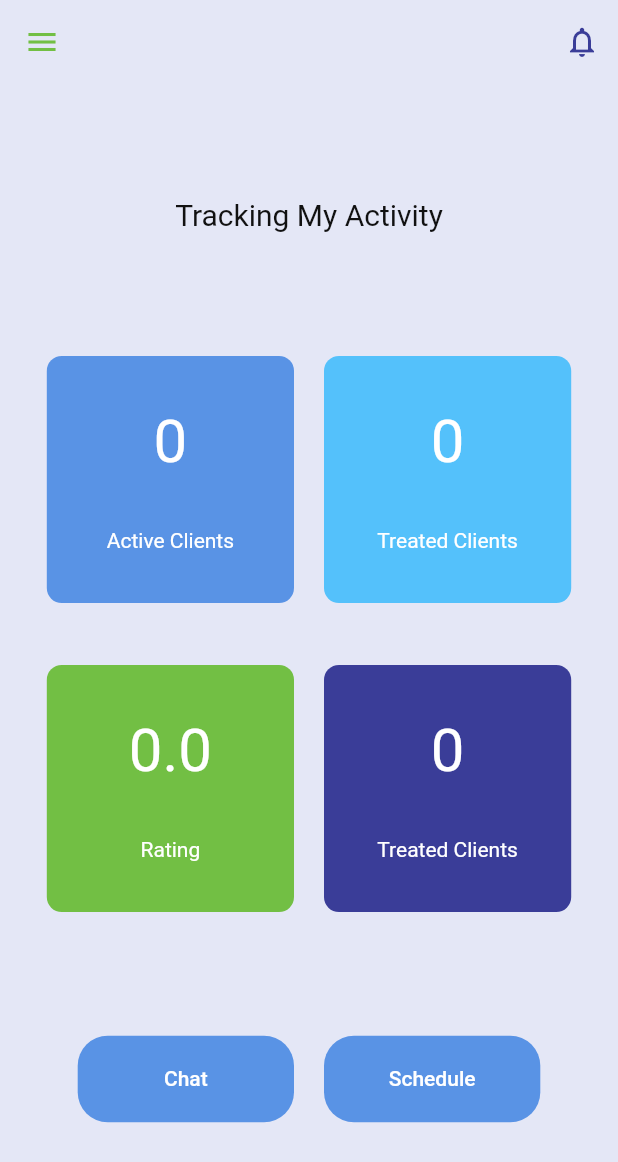
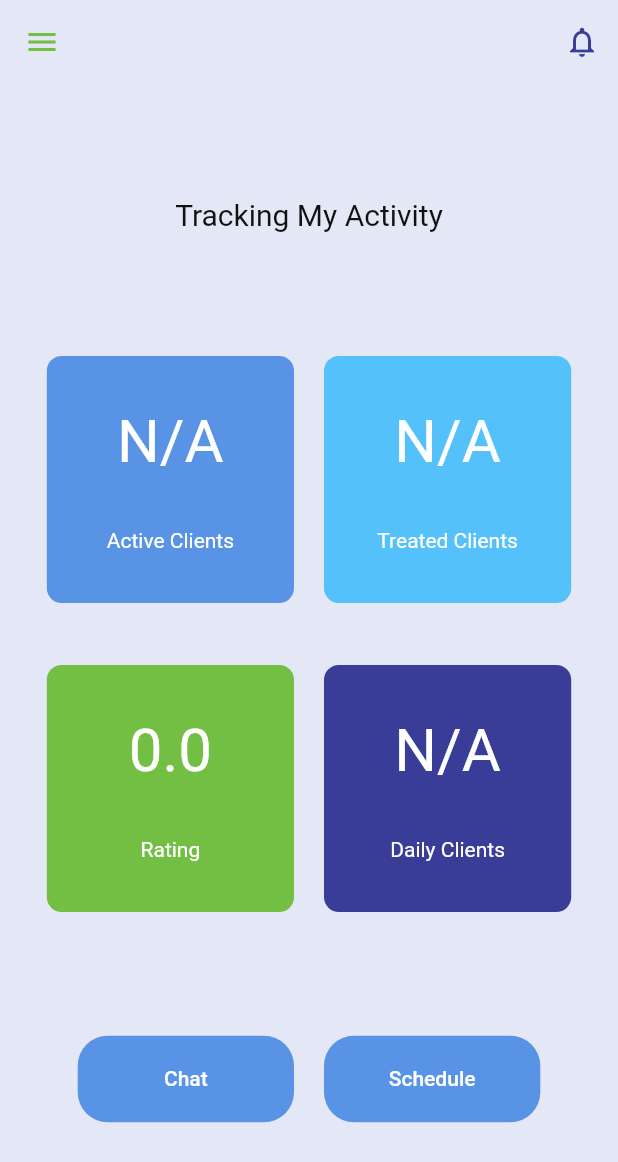
Before and after one commit to Emanuel-js/HealTalkDoctor, a Flutter app: the DoctorHomePage screen opened directly, on a phone screen of 412 x 824 dp. Shown: the top 1162 px of the screen. Run offline on Flutter 3.47's test engine with Material 2 defaults, Android fonts, the phone set to English and light mode, and no system bars; our stand-ins replace cloud_firestore, convex_bottom_bar, date_field, firebase_auth, firebase_core, firebase_storage and 4 more; missing offline and left inert: gender_picker, smart_select; accounts and stored records are empty; network calls fail; statements that could not run were skipped.

Commit message:
final update 1

```diff
--- a/lib/Screen/AdminScreen/AdminHomeScreen.dart
+++ b/lib/Screen/AdminScreen/AdminHomeScreen.dart
@@ -7,8 +7,8 @@ class AdminHomeScreen extends StatelessWidget {
     final doctor = Provider.of<List<Doctor>>(context);
     final patient = Provider.of<List<Patient>>(context);
     Map<String, double> usersdataMap = {
-      "Doctors": doctor?.length.toDouble(),
-      "Patients": patient?.length.toDouble(),
+      "Doctors": doctor?.length?.toDouble(),
+      "Patients": patient?.length?.toDouble(),
       // "Admins": userslist[0].admins,
     };
 
--- a/lib/Screen/AdminScreen/AdminNotification.dart
+++ b/lib/Screen/AdminScreen/AdminNotification.dart
@@ -10,7 +10,7 @@ class _AdminNotificationState extends State<AdminNotification> {
   int _currentIndex = 0;
   final List<Widget> _children = [
     AdminNewdoctorsScreen(),
-    admin_report_screen(),
+    AdminReportScreen(),
     admin_feedback_screen(),
   ];
   void onTabTapped(int index) {
--- a/lib/Screen/AdminScreen/AdminReport.dart
+++ b/lib/Screen/AdminScreen/AdminReport.dart
@@ -1,11 +1,11 @@
 import 'package:heal_talk_doctor/index.dart';
 
-class admin_report_screen extends StatefulWidget {
+class AdminReportScreen extends StatefulWidget {
   @override
-  _admin_report_screenState createState() => _admin_report_screenState();
+  _AdminReportScreenState createState() => _AdminReportScreenState();
 }
 
-class _admin_report_screenState extends State<admin_report_screen> {
+class _AdminReportScreenState extends State<AdminReportScreen> {
   Widget build(BuildContext context) {
     return Scaffold(
       appBar: AppBar(
--- a/lib/Screen/Doctor Screen/DoctorHome.dart
+++ b/lib/Screen/Doctor Screen/DoctorHome.dart
@@ -19,10 +19,18 @@ class _DoctorHomePageState extends State<DoctorHomePage> {
     final data = Provider.of<Doctor>(context);
     double sum = 0;
     double rate = 0;
+    bool isnotify = false;
+    if (data?.requtSender?.length > 0) {
+      setState(() {
+        isnotify = true;
+      });
+    } else {
+      isnotify = false;
+    }
     data?.rate?.forEach((element) {
       setState(() {
         sum += element;
-        rate = (sum) / (data?.rate?.length + 5);
+        rate = (sum) / (data?.rate?.length);
       });
     });
     return Scaffold(
@@ -34,7 +42,7 @@ class _DoctorHomePageState extends State<DoctorHomePage> {
           IconButton(
               icon: Icon(
                 Icons.notifications_none,
-                color: colors.darkblue,
+                color: isnotify == false ? colors.darkblue : colors.redColor,
               ),
               onPressed: () {
                 Navigator.push(
@@ -67,7 +75,7 @@ class _DoctorHomePageState extends State<DoctorHomePage> {
                   Homedoctorcontainer(
                     text: 'Active Clients',
                     color: colors.secondarypurpleColor,
-                    display: '0',
+                    display: 'N/A',
                   ),
                   SizedBox(
                     width: 20,
@@ -75,7 +83,7 @@ class _DoctorHomePageState extends State<DoctorHomePage> {
                   Homedoctorcontainer(
                     text: 'Treated Clients',
                     color: colors.lightblue,
-                    display: '0',
+                    display: 'N/A',
                   ),
                 ],
               ),
@@ -94,9 +102,9 @@ class _DoctorHomePageState extends State<DoctorHomePage> {
                     width: 20,
                   ),
                   Homedoctorcontainer(
-                    text: 'Treated Clients',
+                    text: 'Daily Clients',
                     color: colors.darkblue,
-                    display: '0',
+                    display: 'N/A',
                   ),
                 ],
               ),
@@ -365,9 +373,7 @@ class DoctorNotification extends StatelessWidget {
                     //Todo  navigot to message
                     RequestApi().updateClinte(true, patient.pId);
                     Navigator.pushReplacement(
-                        context,
-                        createRoute(ChatPage(
-                            patient: patient, isaccepted: isaccepted)));
+                        context, createRoute(ChatPage(patient: patient)));
                   }
 
                   // Swiping in left direction.
--- a/lib/main.dart
+++ b/lib/main.dart
@@ -39,6 +39,10 @@ class HealTalk extends StatelessWidget {
           create: (_) => FirebaseApi().doctor,
           initialData: null,
         ),
+        StreamProvider<List<Report>>(
+          create: (_) => PatientApi().getreport,
+          initialData: null,
+        ),
         StreamProvider<Other>(
           create: (_) => RequestApi().getOters,
           initialData: null,
--- a/lib/model/admin.dart
+++ b/lib/model/admin.dart
@@ -0,0 +1,20 @@
+class Report {
+  final String report;
+  final String senderId;
+  DateTime createdDate;
+  final String doctorId;
+  Report({this.report, this.senderId, this.createdDate, this.doctorId});
+
+  static fromJson(Map<String, dynamic> json) => Report(
+      senderId: json["senderId"],
+      report: json['report'],
+      doctorId: json['doctorId'],
+      createdDate: json['createdDate']);
+
+  Map<String, dynamic> toJson() => {
+        'senderId': senderId,
+        'report': report,
+        'createdDate': createdDate,
+        'doctorId': doctorId
+      };
+}
```
Also changed, not shown: lib/Screen/Doctor Screen/Doctor Register/Message/MessageScreen.dart (+2 -17 lines), lib/Screen/Doctor Screen/Doctor Register/Message/chat_body_widget.dart (+14 -19 lines), lib/api/patientApi.dart (+15 -13 lines).
